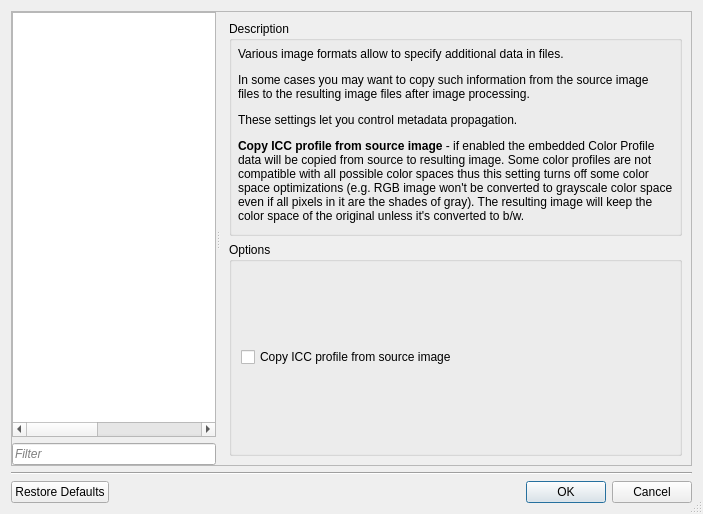
Old version of the form src/app/ui/SettingsDialog.ui in the repository trufanov-nok/scantailor-universal.
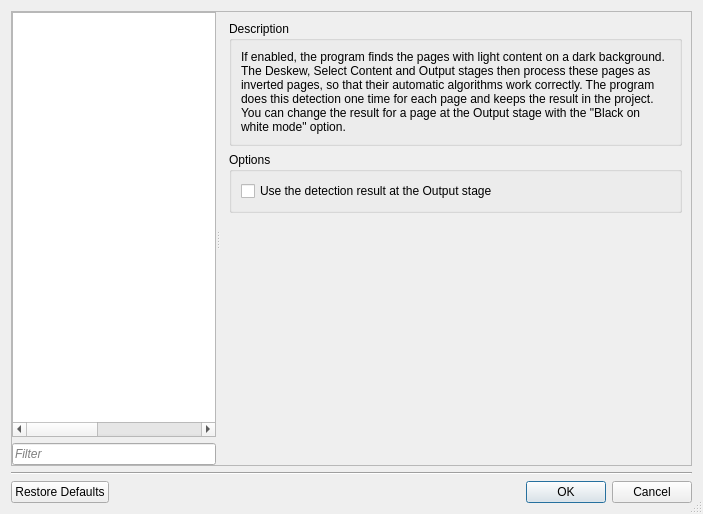
New version of the form. The open tabs and pages were chosen to show the change. Icons and pictures are not drawn. Custom widgets are drawn as their Qt base class.

Commit message: Add black on white detection from ScanTailor Advanced

```diff
--- a/src/app/ui/SettingsDialog.ui
+++ b/src/app/ui/SettingsDialog.ui
@@ -4257,6 +4257,67 @@
         </item>
        </layout>
       </widget>
+      <widget class="QWidget" name="pageBlackOnWhiteDetection">
+       <layout class="QVBoxLayout" name="layoutBlackOnWhite">
+        <item>
+         <widget class="QGroupBox" name="groupBlackOnWhiteDescr">
+          <property name="title">
+           <string>Description</string>
+          </property>
+          <layout class="QVBoxLayout" name="layoutBlackOnWhiteDescr">
+           <item>
+            <widget class="QLabel" name="lblBlackOnWhiteDescr">
+             <property name="text">
+              <string>If enabled, the program finds the pages with light content on a dark background. The Deskew, Select Content and Output stages then process these pages as inverted pages, so that their automatic algorithms work correctly. The program does this detection one time for each page and keeps the result in the project. You can change the result for a page at the Output stage with the "Black on white mode" option.</string>
+             </property>
+             <property name="alignment">
+              <set>Qt::AlignLeading|Qt::AlignLeft|Qt::AlignTop</set>
+             </property>
+             <property name="wordWrap">
+              <bool>true</bool>
+             </property>
+             <property name="textInteractionFlags">
+              <set>Qt::LinksAccessibleByMouse|Qt::TextSelectableByKeyboard|Qt::TextSelectableByMouse</set>
+             </property>
+            </widget>
+           </item>
+          </layout>
+         </widget>
+        </item>
+        <item>
+         <widget class="QGroupBox" name="groupBlackOnWhiteOptions">
+          <property name="title">
+           <string>Options</string>
+          </property>
+          <layout class="QVBoxLayout" name="layoutBlackOnWhiteOptions">
+           <item>
+            <widget class="QCheckBox" name="cbBlackOnWhiteAtOutput">
+             <property name="toolTip">
+              <string>Set the "Black on white mode" option at the Output stage from the detection result. A manual change of this option for a page has priority.</string>
+             </property>
+             <property name="text">
+              <string>Use the detection result at the Output stage</string>
+             </property>
+            </widget>
+           </item>
+          </layout>
+         </widget>
+        </item>
+        <item>
+         <spacer name="spacerBlackOnWhite">
+          <property name="orientation">
+           <enum>Qt::Vertical</enum>
+          </property>
+          <property name="sizeHint" stdset="0">
+           <size>
+            <width>20</width>
+            <height>40</height>
+           </size>
+          </property>
+         </spacer>
+        </item>
+       </layout>
+      </widget>
       <widget class="QWidget" name="pageDebugMode">
        <layout class="QVBoxLayout" name="verticalLayout_4">
         <property name="spacing">
```
The commit also changes 34 other files.
